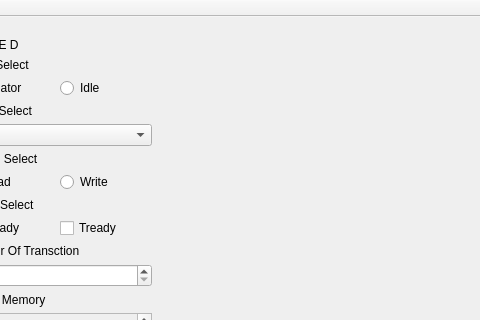
This is PCIsimulator/mainwindow.ui in Qt-Widgets/PCIbusQTgui as Qt 5 draws it before an edit; both pictures show x 657 to 1137 and y 0 to 320 of the 1366 by 768 pixel window. The edited form follows.
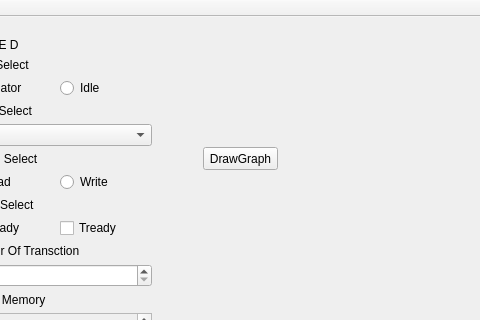
This is the edited form.

Commit message: FINISHING GRAPH XDXDXDXDXDXD

Patch:
```diff
--- a/PCIsimulator/mainwindow.ui
+++ b/PCIsimulator/mainwindow.ui
@@ -14,7 +14,7 @@
    <string>MainWindow</string>
   </property>
   <widget class="QWidget" name="centralWidget">
-   <widget class="QWidget" name="">
+   <widget class="QWidget" name="layoutWidget">
     <property name="geometry">
      <rect>
       <x>20</x>
@@ -1142,6 +1142,19 @@
      </item>
     </layout>
    </widget>
+   <widget class="QPushButton" name="pushButton">
+    <property name="geometry">
+     <rect>
+      <x>860</x>
+      <y>130</y>
+      <width>75</width>
+      <height>23</height>
+     </rect>
+    </property>
+    <property name="text">
+     <string>DrawGraph</string>
+    </property>
+   </widget>
   </widget>
   <widget class="QMenuBar" name="menuBar">
    <property name="geometry">
```
The commit also changes 10 other files.
